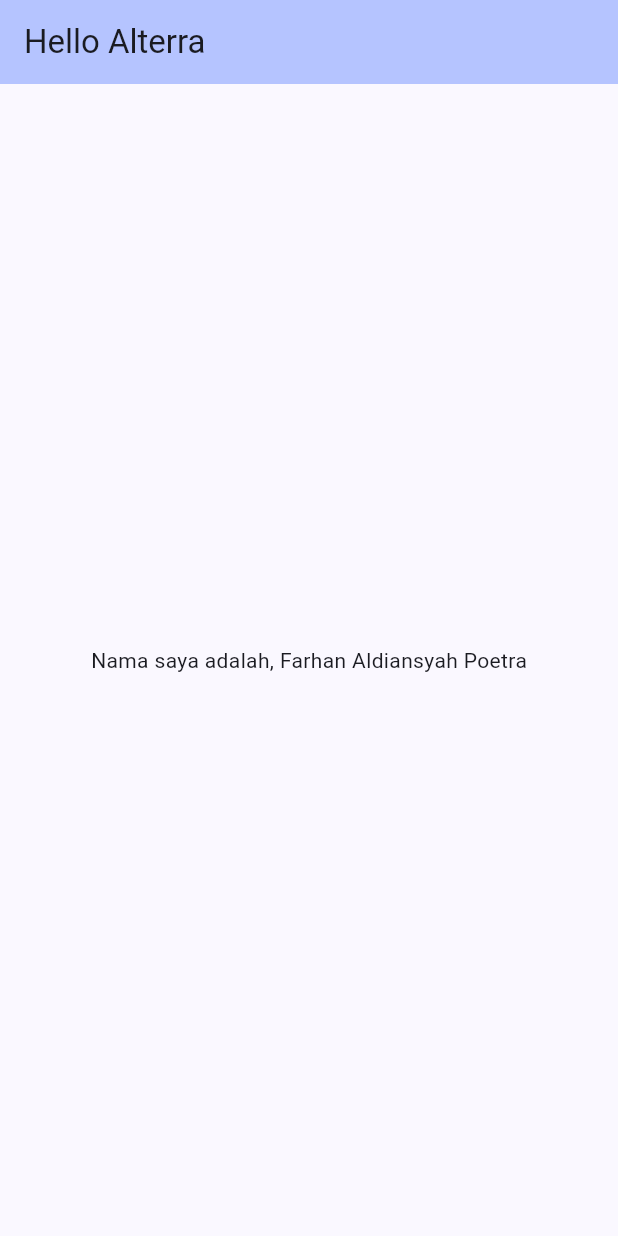
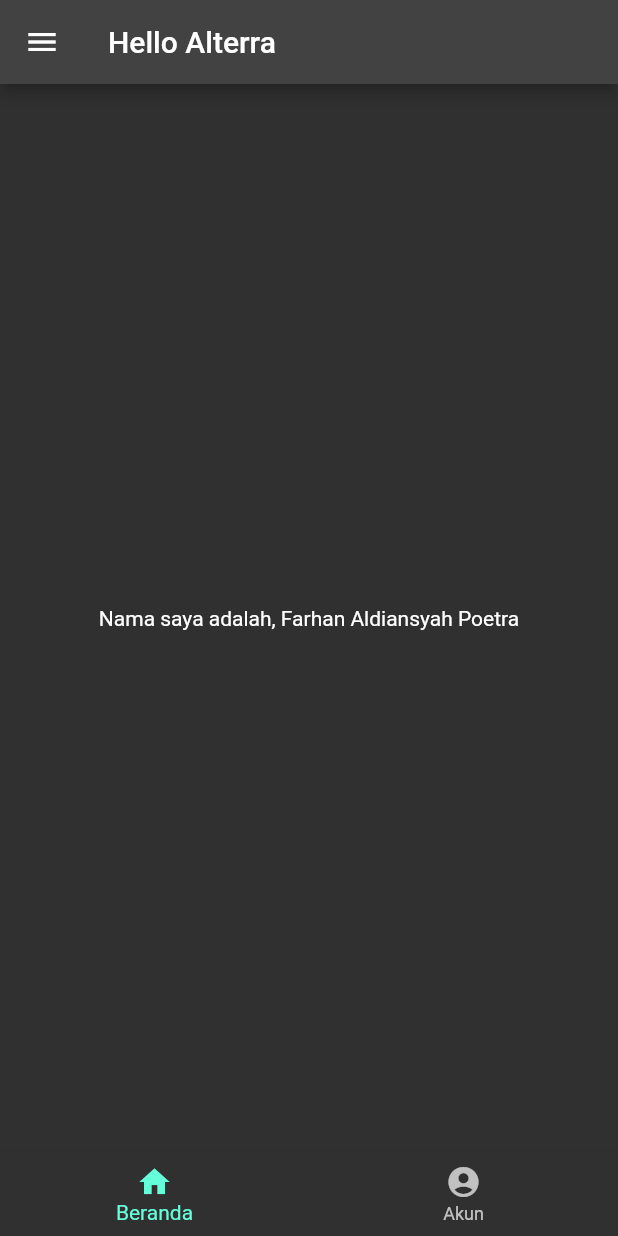
Before and after one commit to farhanaldyy/alterra-app, a Flutter app: the screen it shows after launch, on a phone screen of 412 x 824 dp. Run offline on Flutter 3.47's test engine with Material 2 defaults, Android fonts, the phone set to English and light mode, and no system bars.

Commit message:
add drawer and navigation bottom menu

```diff
--- a/lib/home_page.dart
+++ b/lib/home_page.dart
@@ -24,7 +24,7 @@
   Widget build(BuildContext context) {
     return Scaffold(
       appBar: AppBar(
-        backgroundColor: Theme.of(context).colorScheme.inversePrimary,
+        // backgroundColor: Theme.of(context).colorScheme.inversePrimary,
         title: Text(widget.title),
       ),
       body: Center(
@@ -35,6 +35,16 @@
           ],
         ),
       ),
+      drawer: Drawer(
+        child: ListView(
+          padding: EdgeInsets.zero,
+          children: [],
+        ),
+      ),
+      bottomNavigationBar: BottomNavigationBar(items: const [
+        BottomNavigationBarItem(icon: Icon(Icons.home), label: 'Beranda'),
+        BottomNavigationBarItem(icon: Icon(Icons.account_circle), label: 'Akun')
+      ]),
     );
   }
 }
--- a/lib/main.dart
+++ b/lib/main.dart
@@ -14,11 +14,8 @@
   Widget build(BuildContext context) {
     return MaterialApp(
       title: 'Flutter Demo',
-      theme: ThemeData(
-        colorScheme:
-            ColorScheme.fromSeed(seedColor: Color.fromARGB(255, 57, 95, 201)),
-        useMaterial3: true,
-      ),
+      theme: ThemeData.dark(),
+      debugShowCheckedModeBanner: false,
       home: const MyHomePage(title: 'Hello Alterra'),
     );
   }
```
